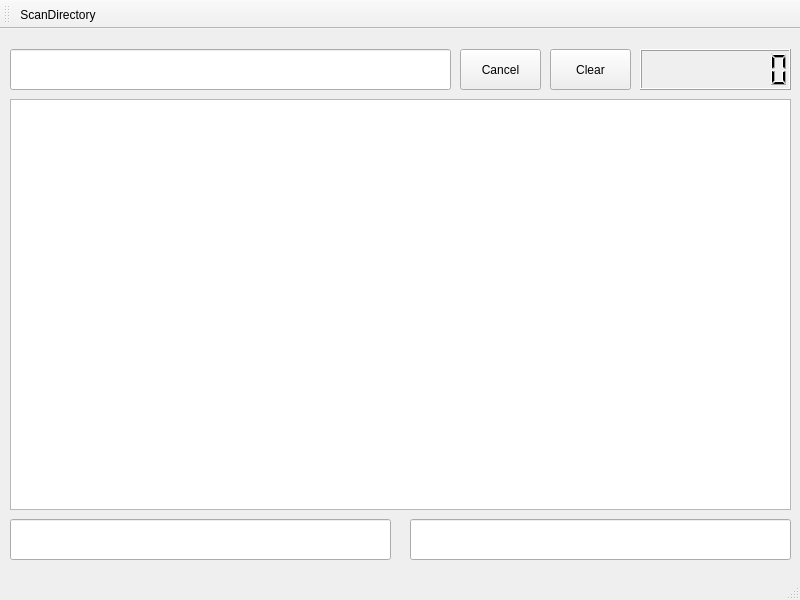
This is main_window.ui in dzhiblavi/qtgrep as Qt 5 draws it before an edit. The edited form follows.
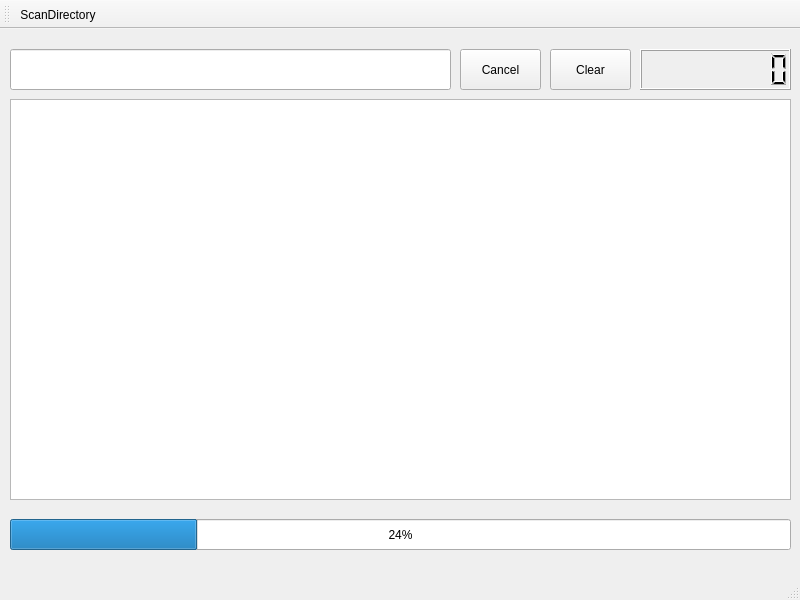
This is the edited form.

The edit to the form file:
```diff
--- a/main_window.ui
+++ b/main_window.ui
@@ -20,7 +20,7 @@
       <x>10</x>
       <y>70</y>
       <width>781</width>
-      <height>411</height>
+      <height>401</height>
      </rect>
     </property>
     <property name="readOnly">
@@ -76,27 +76,17 @@
      <number>8</number>
     </property>
    </widget>
-   <widget class="QLineEdit" name="lineEdit_2">
+   <widget class="QProgressBar" name="progressBar">
     <property name="geometry">
      <rect>
       <x>10</x>
       <y>490</y>
-      <width>381</width>
-      <height>41</height>
+      <width>781</width>
+      <height>31</height>
      </rect>
     </property>
-   </widget>
-   <widget class="QLineEdit" name="lineEdit_3">
-    <property name="geometry">
-     <rect>
-      <x>410</x>
-      <y>490</y>
-      <width>381</width>
-      <height>41</height>
-     </rect>
-    </property>
-    <property name="readOnly">
-     <bool>true</bool>
+    <property name="value">
+     <number>24</number>
     </property>
    </widget>
   </widget>
```
